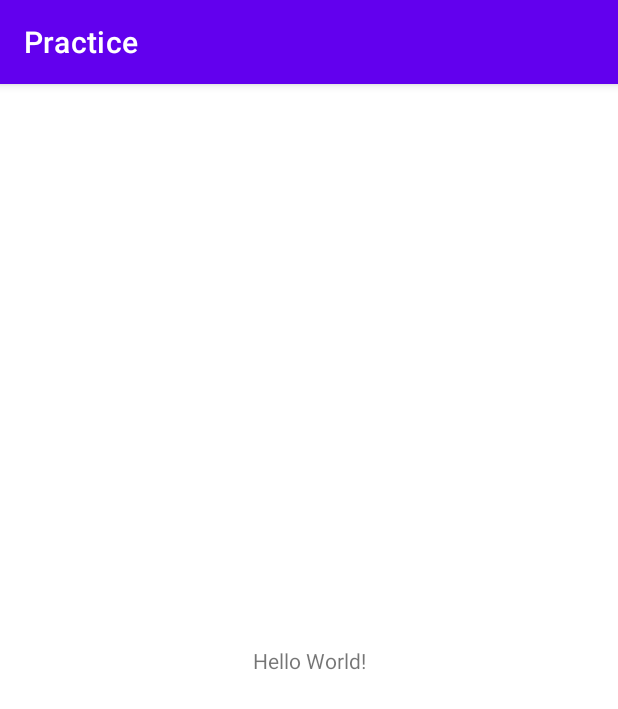
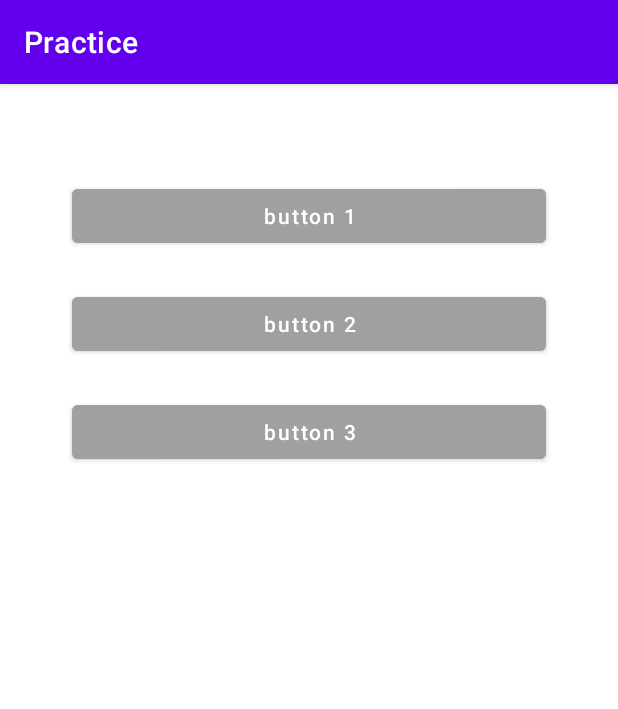
Before and after one commit to twc-android-bootcamp/Practice, an Android app: the screen it shows after launch (MainActivity), on a phone screen of 412 x 824 dp. Shown: the top 709 px of the screen. Run offline under Robolectric (Android 15) with nearby library versions, the phone set to English and light mode, and no system bars.

Commit message:
linearlayout

```diff
--- a/app/src/main/res/layout/activity_main.xml
+++ b/app/src/main/res/layout/activity_main.xml
@@ -1,18 +1,44 @@
 <?xml version="1.0" encoding="utf-8"?>
-<androidx.constraintlayout.widget.ConstraintLayout xmlns:android="http://schemas.android.com/apk/res/android"
-    xmlns:app="http://schemas.android.com/apk/res-auto"
+<LinearLayout xmlns:android="http://schemas.android.com/apk/res/android"
     xmlns:tools="http://schemas.android.com/tools"
     android:layout_width="match_parent"
     android:layout_height="match_parent"
+    android:orientation="vertical"
     tools:context=".MainActivity">
 
-    <TextView
-        android:layout_width="wrap_content"
+    <Button
+        android:id="@+id/button_1"
+        android:layout_width="match_parent"
         android:layout_height="wrap_content"
-        android:text="Hello World!"
-        app:layout_constraintBottom_toBottomOf="parent"
-        app:layout_constraintLeft_toLeftOf="parent"
-        app:layout_constraintRight_toRightOf="parent"
-        app:layout_constraintTop_toTopOf="parent" />
+        android:text="@string/button_1"
+        android:textAllCaps="false"
+        android:backgroundTint="@color/gray"
+        android:layout_marginTop="@dimen/margin_64"
+        android:layout_marginStart="@dimen/margin_48"
+        android:layout_marginEnd="@dimen/margin_48"
+        />
 
-</androidx.constraintlayout.widget.ConstraintLayout>
+    <Button
+        android:id="@+id/button_2"
+        android:layout_width="match_parent"
+        android:layout_height="wrap_content"
+        android:text="@string/button_2"
+        android:textAllCaps="false"
+        android:backgroundTint="@color/gray"
+        android:layout_marginTop="@dimen/margin_24"
+        android:layout_marginStart="@dimen/margin_48"
+        android:layout_marginEnd="@dimen/margin_48"
+        />
+
+    <Button
+        android:id="@+id/button_3"
+        android:layout_width="match_parent"
+        android:layout_height="wrap_content"
+        android:text="@string/button_3"
+        android:textAllCaps="false"
+        android:backgroundTint="@color/gray"
+        android:layout_marginTop="@dimen/margin_24"
+        android:layout_marginStart="@dimen/margin_48"
+        android:layout_marginEnd="@dimen/margin_48"
+        />
+</LinearLayout>
--- a/app/src/main/res/values/colors.xml
+++ b/app/src/main/res/values/colors.xml
@@ -7,4 +7,5 @@
     <color name="teal_700">#FF018786</color>
     <color name="black">#FF000000</color>
     <color name="white">#FFFFFFFF</color>
+    <color name="gray">#FFA0A0A0</color>
 </resources>
--- /dev/null
+++ b/app/src/main/res/values/dimens.xml
@@ -0,0 +1,7 @@
+<?xml version="1.0" encoding="utf-8"?>
+<resources>
+    <dimen name="margin_24">24dp</dimen>
+    <dimen name="margin_32">32dp</dimen>
+    <dimen name="margin_48">48dp</dimen>
+    <dimen name="margin_64">64dp</dimen>
+</resources>
--- a/app/src/main/res/values/strings.xml
+++ b/app/src/main/res/values/strings.xml
@@ -1,3 +1,6 @@
 <resources>
     <string name="app_name">Practice</string>
+    <string name="button_1">button 1</string>
+    <string name="button_2">button 2</string>
+    <string name="button_3">button 3</string>
 </resources>
```
Also changed, not shown: 3 other files.
